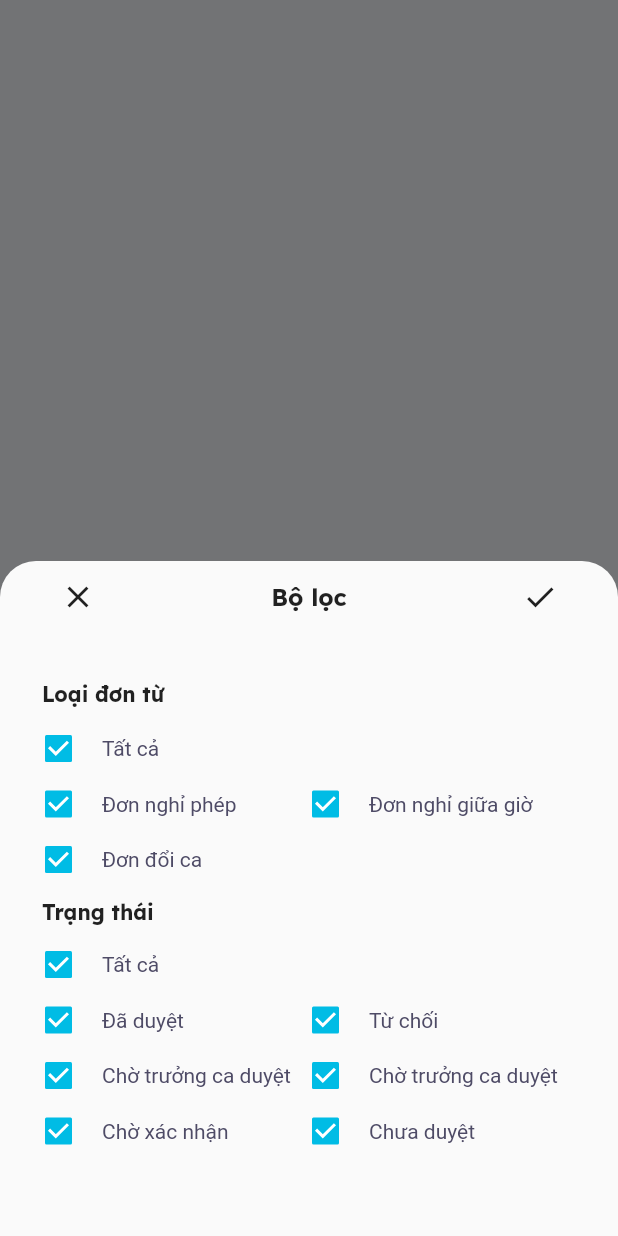
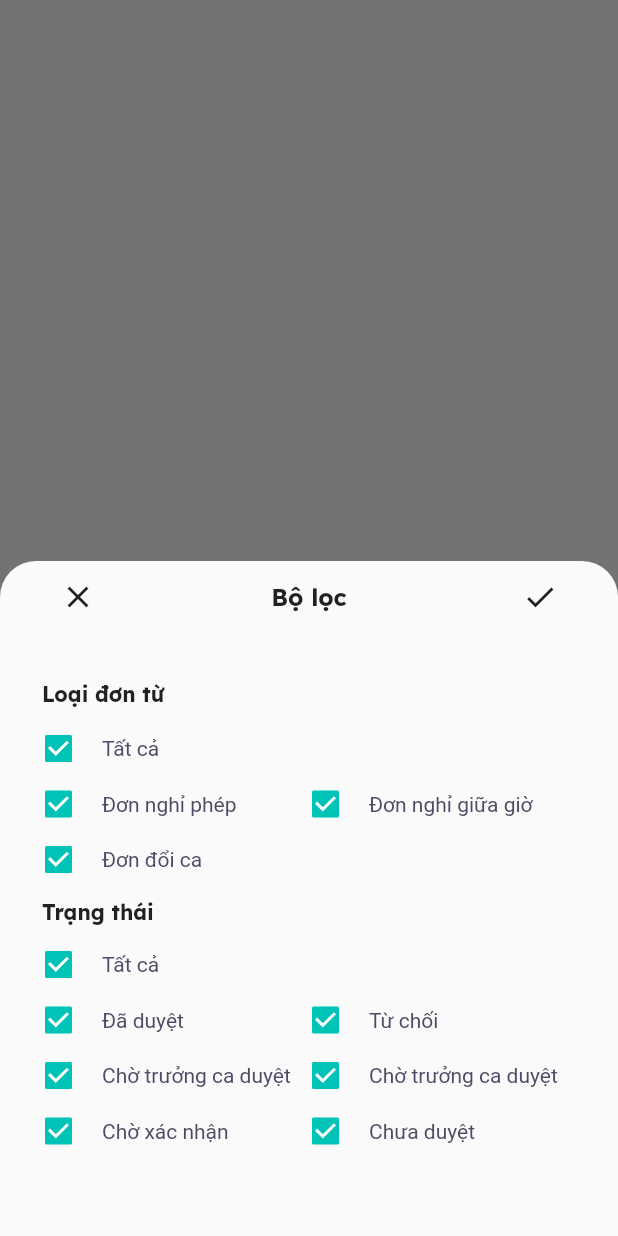
Before and after one commit to MinhGiang241/qlda_demego, a Flutter app: what filterApplication() shows on an empty page, opened directly, on a phone screen of 412 x 824 dp. Run offline on Flutter 3.47's test engine with Material 2 defaults, Android fonts, the light colour scheme and no system bars; drawn by our look-alikes of auto_size_text; our stand-ins replace badges, dio, flutter_speed_dial, flutter_svg, graphql, syncfusion_flutter_datepicker; missing offline and left inert: oauth2.

```diff
--- a/lib/constant/constants.dart
+++ b/lib/constant/constants.dart
@@ -25,7 +25,7 @@ const Color primaryColor3 = Color(0xff789CFF);
 const Color primaryColor4 = Color(0xffB1C7FF);
 const Color primaryColor5 = Color(0xffECF1FF);
 
-const Color secondaryColorBase = Color(0xff00BCE5);
+const Color secondaryColorBase = Color(0xff00C3B8);
 const Color secondaryColor1 = Color(0xff02AACF);
 const Color secondaryColor2 = Color(0xff15CAF2);
 const Color secondaryColor3 = Color(0xff31D6FA);
--- a/lib/l10n/intl_en.arb
+++ b/lib/l10n/intl_en.arb
@@ -111,5 +111,6 @@
   "detail_letter": "Detail letter",
   "category": "Category",
   "history_update": "History update",
-  "history_approve": "History approve"
+  "history_approve": "History approve",
+  "rely":"Rely"
 }
--- a/lib/l10n/intl_vi.arb
+++ b/lib/l10n/intl_vi.arb
@@ -112,5 +112,6 @@
   "detail_letter": "Chi tiết đơn từ",
   "category": "Danh mục",
   "history_update": "Lịch sử cập nhật",
-  "history_approve": "Lịch sử phê duyệt"
+  "history_approve": "Lịch sử phê duyệt",
+  "rely":"Phản hồi"
 }
--- a/lib/screens/application/components/fake_filter.dart
+++ b/lib/screens/application/components/fake_filter.dart
@@ -1,4 +1,5 @@
 import 'package:flutter/material.dart';
+import 'package:auto_size_text/auto_size_text.dart';
 
 import '../../../constant/constants.dart';
 import '../../../generated/l10n.dart';
@@ -49,10 +50,12 @@ void filterApplication(context) {
                         onChanged: (_) {}),
                   ),
                   hpad(18),
-                  Text(
+                  AutoSizeText(
                     "Tất cả",
+                    maxLines: 2,
+                    minFontSize: 1,
                     style: txtBodySmallRegular(color: grayScaleColorBase),
-                  )
+                  ),
                 ],
               ),
               vpad(15),
@@ -70,10 +73,12 @@ void filterApplication(context) {
                             onChanged: (_) {}),
                       ),
                       hpad(18),
-                      Text(
+                      AutoSizeText(
                         "Đơn nghỉ phép",
+                        maxLines: 2,
+                        minFontSize: 1,
                         style: txtBodySmallRegular(color: grayScaleColorBase),
-                      )
+                      ),
                     ]),
                   ),
                   Expanded(
@@ -88,10 +93,12 @@ void filterApplication(context) {
                             onChanged: (_) {}),
                       ),
                       hpad(18),
-                      Text(
+                      AutoSizeText(
                         "Đơn nghỉ giữa giờ",
+                        maxLines: 1,
+                        minFontSize: 1,
                         style: txtBodySmallRegular(color: grayScaleColorBase),
-                      )
+                      ),
                     ]),
                   ),
                 ],
@@ -108,10 +115,12 @@ void filterApplication(context) {
                         onChanged: (_) {}),
                   ),
                   hpad(18),
-                  Text(
+                  AutoSizeText(
                     "Đơn đổi ca",
+                    maxLines: 2,
+                    minFontSize: 1,
                     style: txtBodySmallRegular(color: grayScaleColorBase),
-                  )
+                  ),
                 ],
               ),
               vpad(15),
@@ -130,10 +139,12 @@ void filterApplication(context) {
                         onChanged: (_) {}),
                   ),
                   hpad(18),
-                  Text(
+                  AutoSizeText(
                     "Tất cả",
+                    maxLines: 2,
+                    minFontSize: 1,
                     style: txtBodySmallRegular(color: grayScaleColorBase),
-                  )
+                  ),
                 ],
               ),
               vpad(15),
@@ -151,8 +162,14 @@ void filterApplication(context) {
                             onChanged: (_) {}),
                       ),
                       hpad(18),
+                      AutoSizeText(
+                        "Đã duyệt",
+                        maxLines: 2,
+                        minFontSize: 1,
+                        style: txtBodySmallRegular(color: grayScaleColorBase),
+                      ),
                       Text(
-                        "Đã duyệt",
+                        "",
                         style: txtBodySmallRegular(color: grayScaleColorBase),
                       )
                     ]),
@@ -169,10 +186,12 @@ void filterApplication(context) {
                             onChanged: (_) {}),
                       ),
                       hpad(18),
-                      Text(
+                      AutoSizeText(
                         "Từ chối",
+                        maxLines: 2,
+                        minFontSize: 1,
                         style: txtBodySmallRegular(color: grayScaleColorBase),
-                      )
+                      ),
                     ]),
                   ),
                 ],
@@ -192,10 +211,12 @@ void filterApplication(context) {
                             onChanged: (_) {}),
                       ),
                       hpad(18),
-                      Text(
+                      AutoSizeText(
                         "Chờ trưởng ca duyệt",
+                        maxLines: 2,
+                        minFontSize: 1,
                         style: txtBodySmallRegular(color: grayScaleColorBase),
-                      )
+                      ),
                     ]),
                   ),
                   Expanded(
@@ -210,12 +231,12 @@ void filterApplication(context) {
                             onChanged: (_) {}),
                       ),
                       hpad(18),
-                      Text(
+                      AutoSizeText(
                         "Chờ trưởng ca duyệt",
-                        softWrap: true,
-                        overflow: TextOverflow.fade,
+                        maxLines: 2,
+                        minFontSize: 1,
                         style: txtBodySmallRegular(color: grayScaleColorBase),
-                      )
+                      ),
                     ]),
                   ),
                 ],
@@ -235,10 +256,12 @@ void filterApplication(context) {
                             onChanged: (_) {}),
                       ),
                       hpad(18),
-                      Text(
+                      AutoSizeText(
                         "Chờ xác nhận",
+                        maxLines: 2,
+                        minFontSize: 1,
                         style: txtBodySmallRegular(color: grayScaleColorBase),
-                      )
+                      ),
                     ]),
                   ),
                   Expanded(
@@ -253,10 +276,12 @@ void filterApplication(context) {
                             onChanged: (_) {}),
                       ),
                       hpad(18),
-                      Text(
+                      AutoSizeText(
                         "Chưa duyệt",
+                        maxLines: 2,
+                        minFontSize: 1,
                         style: txtBodySmallRegular(color: grayScaleColorBase),
-                      )
+                      ),
                     ]),
                   ),
                 ],
```
Also changed, not shown: lib/screens/application/components/category_tab.dart (+15 -9 lines), lib/screens/application/detail_letter_screen.dart (+24 -1 lines), lib/generated/intl/messages_en.dart, lib/generated/intl/messages_vi.dart, lib/generated/l10n.dart, pubspec.lock.
